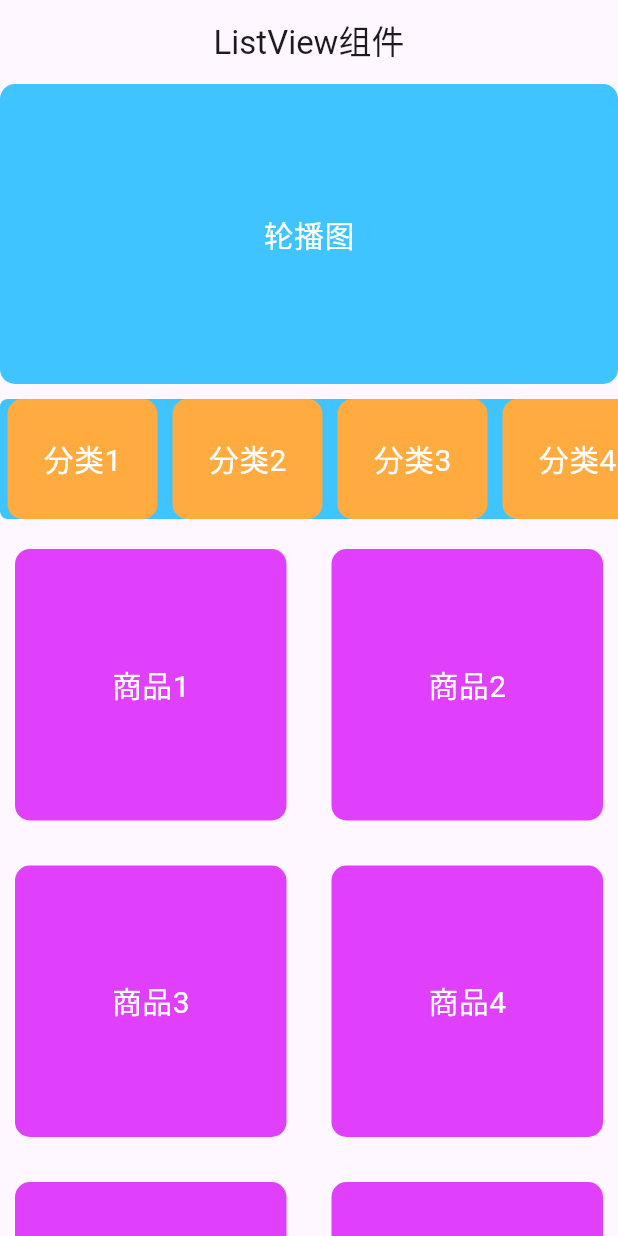
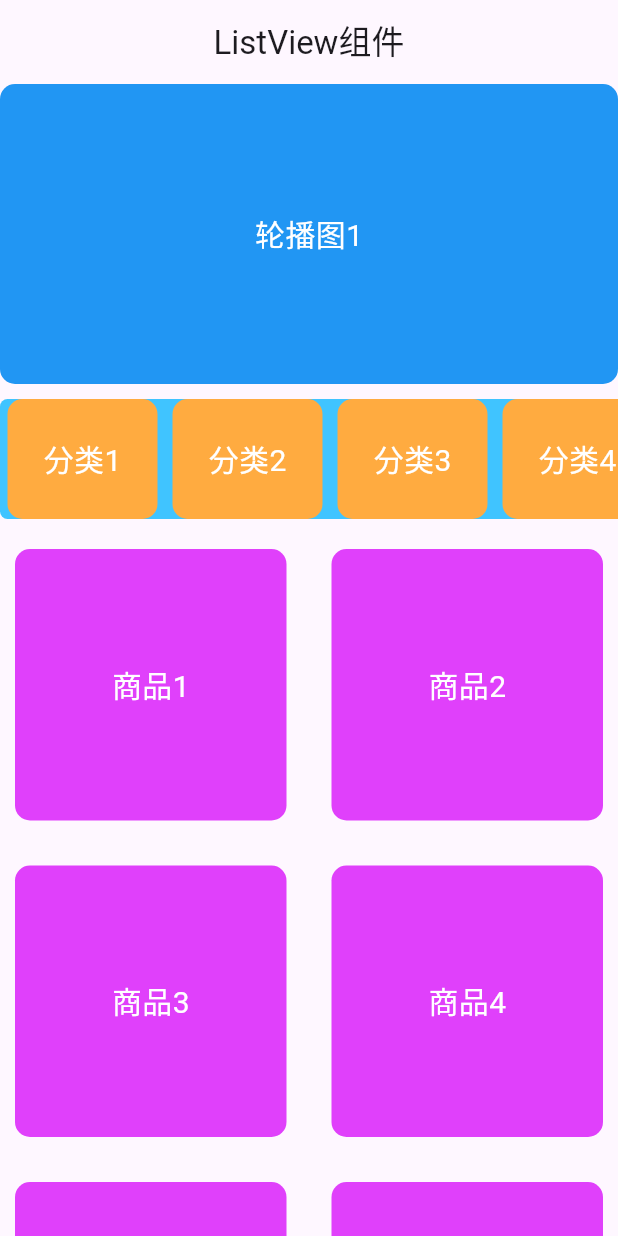
Before and after one commit to neucoder/helloworld, a Flutter app: the screen it shows after launch, on a phone screen of 412 x 824 dp. Run offline on Flutter 3.47's test engine with Material 3 defaults, Android fonts, the phone set to English and light mode, and no system bars.

Commit message:
page组件

```diff
--- a/lib/main.dart
+++ b/lib/main.dart
@@ -48,11 +48,23 @@ class _MainPageState extends State<MainPage> {
                 height: 200,
                 decoration: BoxDecoration(
                   borderRadius: BorderRadius.circular(10),
-                  color: Colors.lightBlueAccent,
+                  // color: Colors.lightBlueAccent,
                 ),
-                child: Text(
-                  "轮播图",
-                  style: TextStyle(fontSize: 20, color: Colors.white),
+                child: PageView.builder(
+                  itemCount: 10,
+                  itemBuilder: (context, index) {
+                    return Container(
+                      alignment: Alignment.center,
+                      decoration: BoxDecoration(
+                        color: Colors.blue,
+                        borderRadius: BorderRadius.circular(10),
+                      ),
+                      child: Text(
+                        "轮播图${index + 1}",
+                        style: TextStyle(fontSize: 20, color: Colors.white),
+                      ),
+                    );
+                  },
                 ),
               ),
             ),
```
